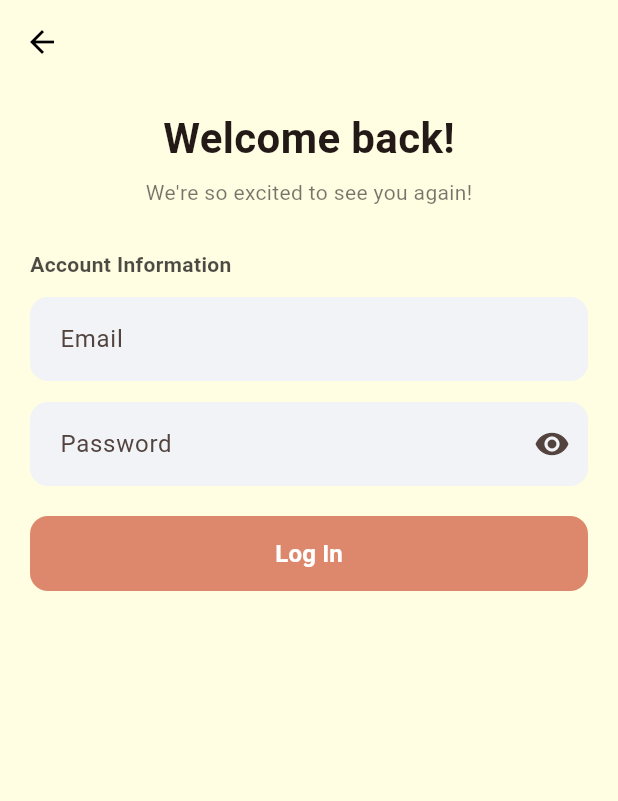
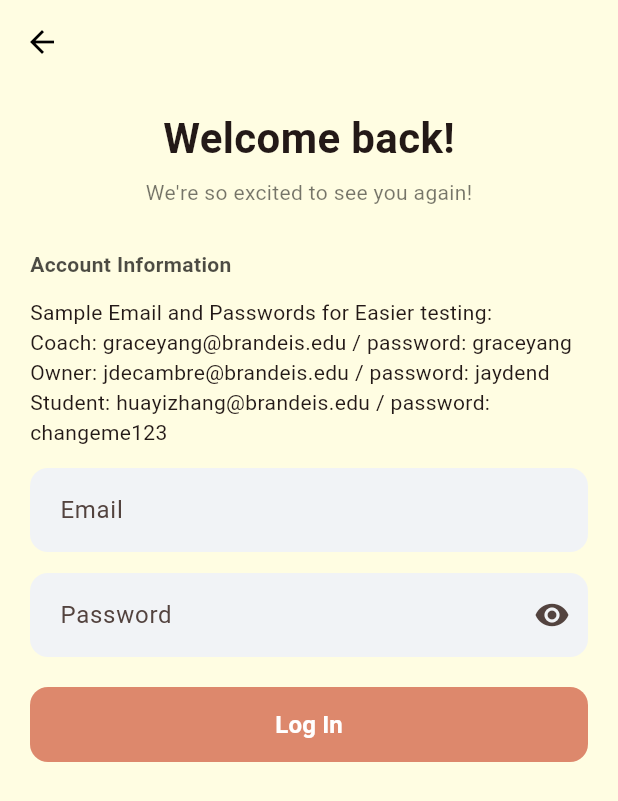
Before and after one commit to mzampieri19/Martial-Arts-SaaS, a Flutter app: the screen it shows after launch, after a tap on "Log In", on a phone screen of 412 x 824 dp. Shown: the top 801 px of the screen. Run offline on Flutter 3.47's test engine with Material 3 defaults, Android fonts, the phone set to English and light mode, and no system bars; our stand-ins replace flutter_slidable, flutter_svg, image_picker, supabase_flutter; accounts and stored records are empty.

Commit message:
added a text box in log in to make testing easier can be removed

```diff
--- a/frontend/lib/log_in.dart
+++ b/frontend/lib/log_in.dart
@@ -167,6 +167,12 @@ class _LogInPageState extends State<LogInPage> {
                 ),
               ),
               const SizedBox(height: 12),
+              Text("Sample Email and Passwords for Easier testing:"
+                  "\nCoach: graceyang@brandeis.edu / password: graceyang"
+                  "\nOwner: jdecambre@brandeis.edu / password: jaydend"
+                  "\nStudent: huayizhang@brandeis.edu / password: changeme123"
+                  ),
+              const SizedBox(height: 14),
               TextField(
                 controller: _emailController,
                 keyboardType: TextInputType.emailAddress,
```
